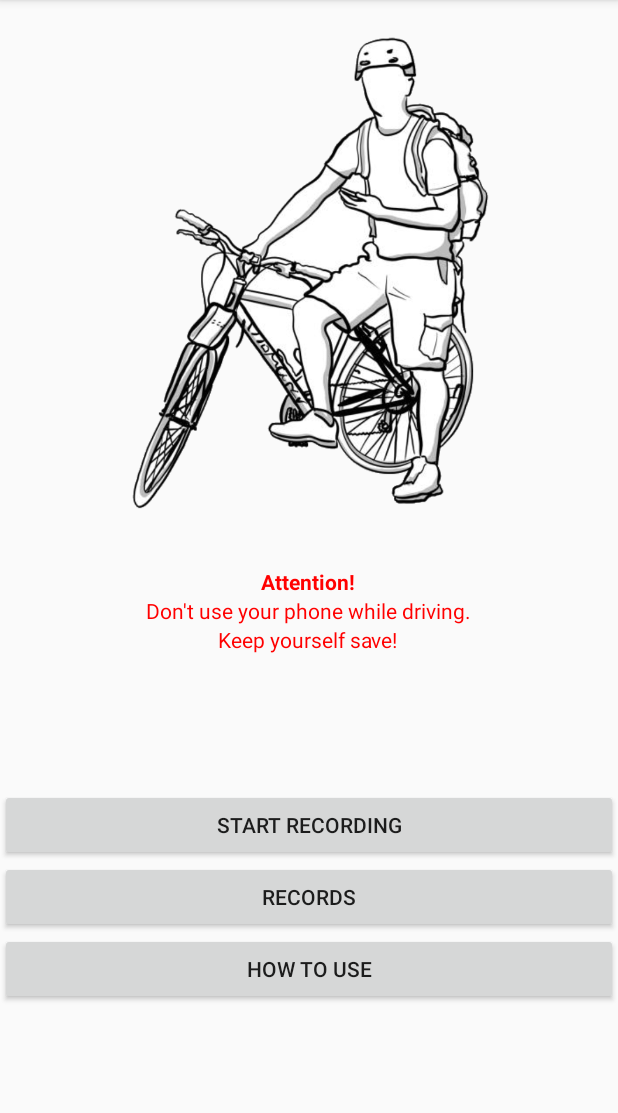
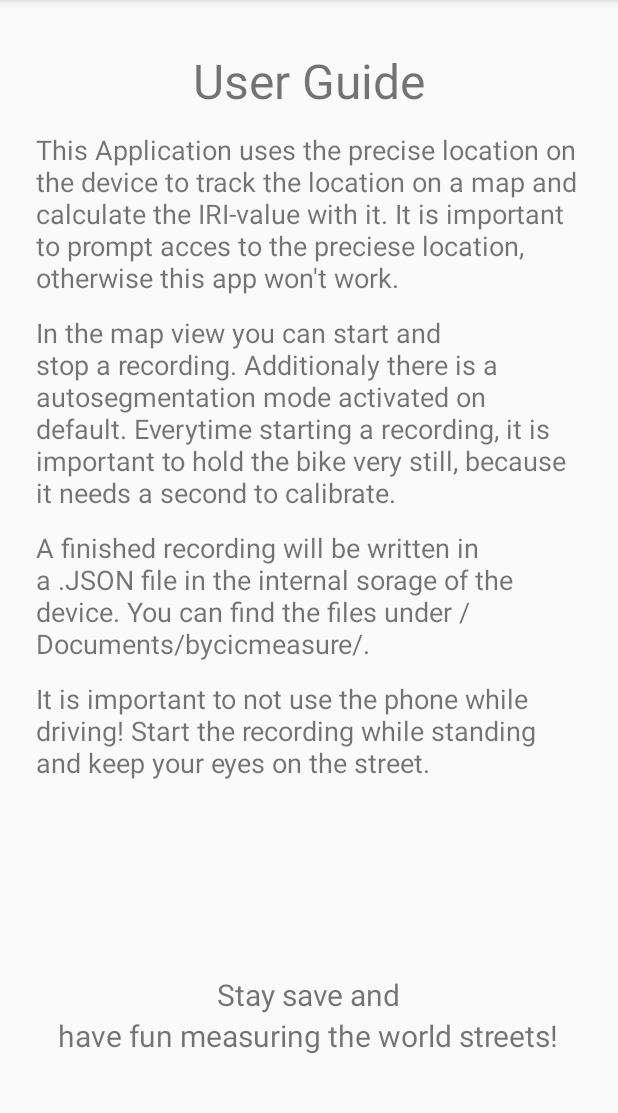
Before and after one commit to ssrahn/BycicMeasure, an Android app: the screen it shows after launch (MainActivity before the commit, HelpActivity after it), after a tap on "HOW TO USE", on a phone screen of 412 x 824 dp, the part 84-1197 px from its top. Run offline under Robolectric (Android 15) with nearby library versions, the phone set to English and light mode, and no system bars.

Commit message:
Adding how to use

```diff
--- a/app/src/main/AndroidManifest.xml
+++ b/app/src/main/AndroidManifest.xml
@@ -29,6 +29,13 @@
             </intent-filter>
         </activity>
         <activity
+            android:name=".HelpActivity"
+            android:exported="true">
+            <intent-filter>
+                <action android:name="android.intent.action.HELP" />
+            </intent-filter>
+        </activity>
+        <activity
             android:name=".RecordsActivity"
             android:exported="true">
             <intent-filter>
--- /dev/null
+++ b/app/src/main/java/com/example/bycicmeasure/HelpActivity.java
@@ -0,0 +1,13 @@
+package com.example.bycicmeasure;
+
+import android.os.Bundle;
+import androidx.appcompat.app.AppCompatActivity;
+
+public class HelpActivity extends AppCompatActivity {
+
+    @Override
+    protected void onCreate(Bundle savedInstanceState) {
+        super.onCreate(savedInstanceState);
+        setContentView(R.layout.activity_help);
+    }
+}
--- a/app/src/main/java/com/example/bycicmeasure/MainActivity.java
+++ b/app/src/main/java/com/example/bycicmeasure/MainActivity.java
@@ -98,8 +98,8 @@ public class MainActivity extends AppCompatActivity {
         // Button to show user guide
         Button helpButton = findViewById(R.id.help);
         helpButton.setOnClickListener(view -> {
-            // Do something
-            // TODO show help
+            Intent intent = new Intent(view.getContext(), HelpActivity.class);
+            startActivity(intent);
         });
     }
 }
--- /dev/null
+++ b/app/src/main/res/layout/activity_help.xml
@@ -0,0 +1,86 @@
+<?xml version="1.0" encoding="utf-8"?>
+<RelativeLayout xmlns:android="http://schemas.android.com/apk/res/android"
+    android:screenOrientation="portrait"
+    android:layout_width="match_parent"
+    android:layout_height="match_parent"
+    android:orientation="vertical"
+    android:background="#FAFAFA">
+
+    <TextView
+        android:id="@+id/text1"
+        android:layout_width="wrap_content"
+        android:layout_height="wrap_content"
+        android:layout_centerHorizontal="true"
+        android:layout_marginTop="32dp"
+        android:textSize="32dp"
+        android:text="User Guide"/>
+
+    <TextView
+        android:id="@+id/text2"
+        android:layout_width="match_parent"
+        android:layout_height="wrap_content"
+        android:layout_below="@+id/text1"
+        android:layout_marginTop="12dp"
+        android:layout_marginLeft="24dp"
+        android:layout_marginRight="24dp"
+        android:layout_gravity="center_horizontal"
+        android:textSize="18dp"
+        android:text="This Application uses the precise location on the device to track the location on a map and calculate the IRI-value with it. It is important to prompt acces to the preciese location, otherwise this app won't work."/>
+
+    <TextView
+        android:id="@+id/text3"
+        android:layout_width="match_parent"
+        android:layout_height="wrap_content"
+        android:layout_below="@id/text2"
+        android:layout_marginTop="12dp"
+        android:layout_marginLeft="24dp"
+        android:layout_marginRight="24dp"
+        android:layout_gravity="center_horizontal"
+        android:textSize="18dp"
+        android:text="In the map view you can start and stop a recording. Additionaly there is a autosegmentation mode activated on default. Everytime starting a recording, it is important to hold the bike very still, because it needs a second to calibrate."/>
+
+    <TextView
+        android:id="@+id/text4"
+        android:layout_width="match_parent"
+        android:layout_height="wrap_content"
+        android:layout_below="@id/text3"
+        android:layout_marginTop="12dp"
+        android:layout_marginLeft="24dp"
+        android:layout_marginRight="24dp"
+        android:layout_gravity="center_horizontal"
+        android:textSize="18dp"
+        android:text="A finished recording will be written in a .JSON file in the internal sorage of the device. You can find the files under /Documents/bycicmeasure/."/>
+
+    <TextView
+        android:id="@+id/text5"
+        android:layout_width="match_parent"
+        android:layout_height="wrap_content"
+        android:layout_below="@id/text4"
+        android:layout_marginTop="12dp"
+        android:layout_marginLeft="24dp"
+        android:layout_marginRight="24dp"
+        android:layout_gravity="center_horizontal"
+        android:textSize="18dp"
+        android:text="It is important to not use the phone while driving! Start the recording while standing and keep your eyes on the street."/>
+
+    <LinearLayout
+        android:id="@+id/text6"
+        android:layout_width="match_parent"
+        android:layout_height="wrap_content"
+        android:layout_alignParentBottom="true"
+        android:layout_marginBottom="64dp"
+        android:orientation="vertical">
+        <TextView
+            android:layout_width="wrap_content"
+            android:layout_height="wrap_content"
+            android:layout_gravity="center_horizontal"
+            android:textSize="20dp"
+            android:text="Stay save and"/>
+        <TextView
+            android:layout_width="wrap_content"
+            android:layout_height="wrap_content"
+            android:layout_gravity="center_horizontal"
+            android:textSize="20dp"
+            android:text="have fun measuring the world streets!"/>
+    </LinearLayout>
+</RelativeLayout>
```
Also changed, not shown: 1 other file.
